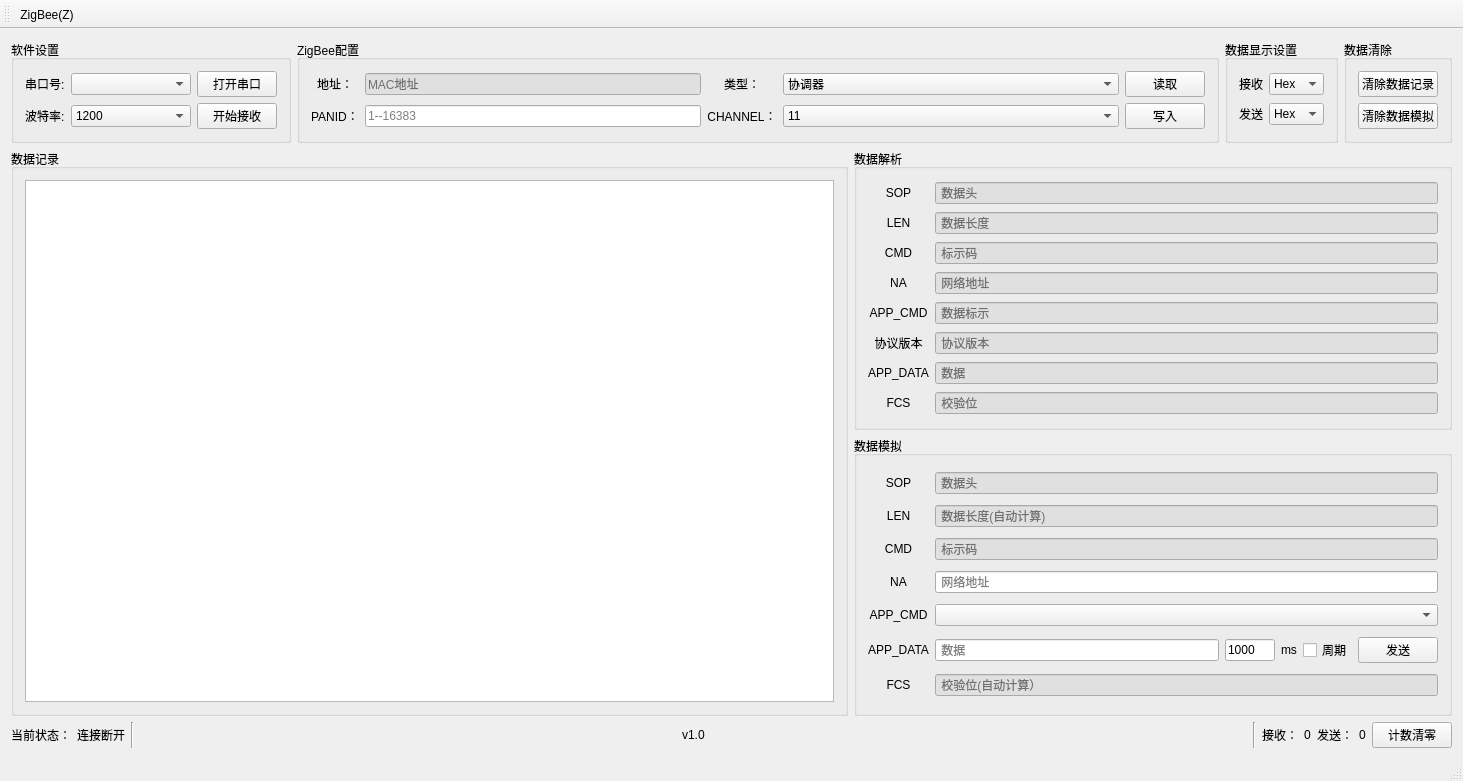
w809291634/QT_Creator_Study, file Qt_exp/xlabTools_demo/mainwindow.ui: the form before one commit.
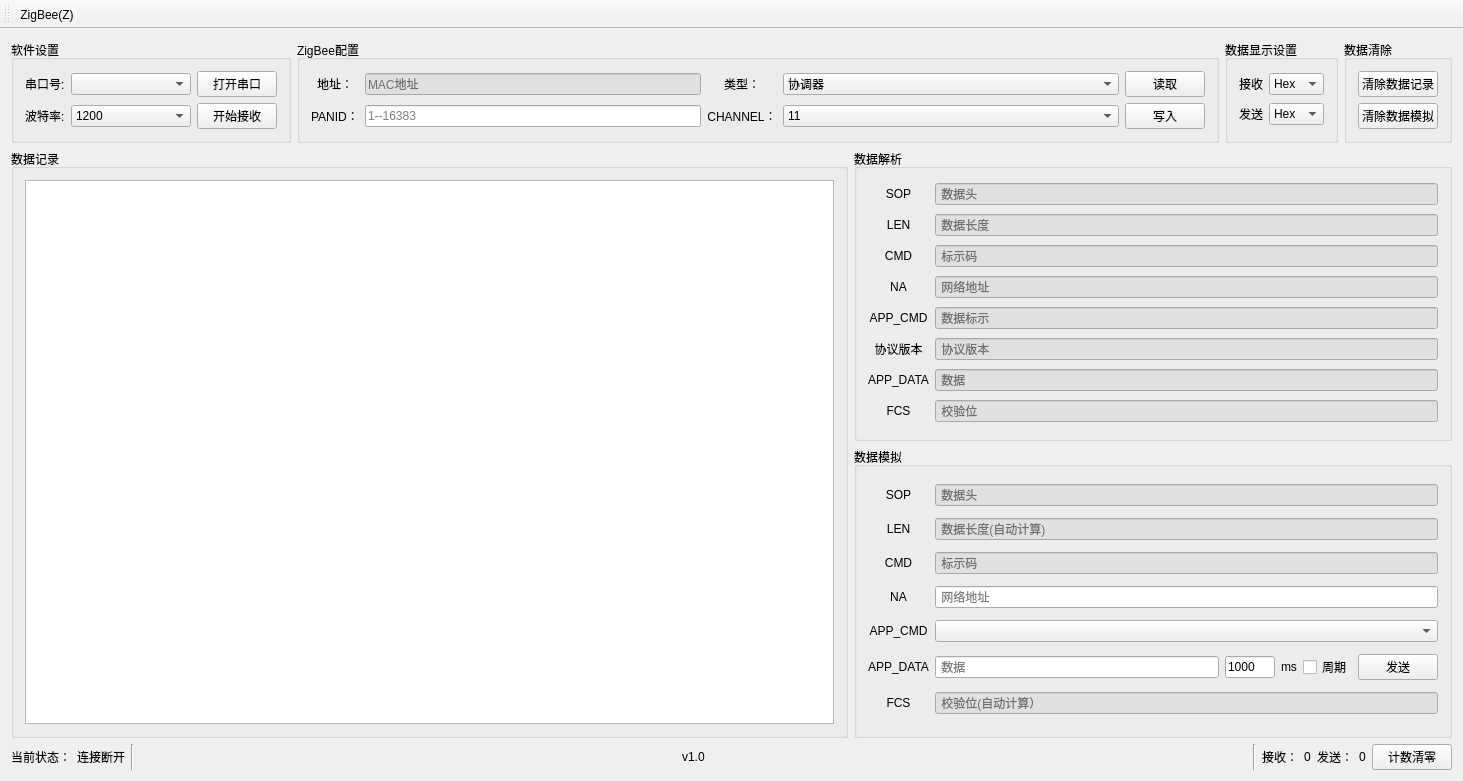
The form after the commit.

The edit to the form file:
```diff
--- a/Qt_exp/xlabTools_demo/mainwindow.ui
+++ b/Qt_exp/xlabTools_demo/mainwindow.ui
@@ -976,7 +976,6 @@
    </attribute>
    <addaction name="actionZigBee"/>
   </widget>
-  <widget class="QStatusBar" name="statusBar"/>
   <action name="actionZigBee">
    <property name="text">
     <string>ZigBee(&amp;Z)</string>
```
Left out of the diff: 37 changed lines with no effect on the pictures.
